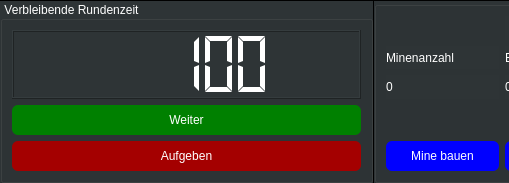
First picture: the form in view/infobar.ui, repository hegerdes/GalaxyFight, before the edit; both pictures show x 0 to 509 and y 0 to 183 of the 1122 by 183 pixel window.
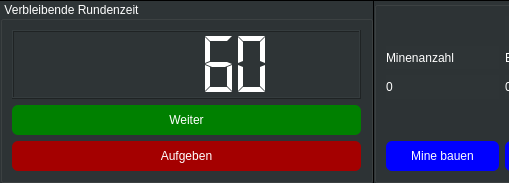
Second picture: the form after the edit.

```diff
--- a/view/infobar.ui
+++ b/view/infobar.ui
@@ -74,8 +74,11 @@
             <property name="segmentStyle">
              <enum>QLCDNumber::Flat</enum>
             </property>
+            <property name="value" stdset="0">
+             <double>60.000000000000000</double>
+            </property>
             <property name="intValue" stdset="0">
-             <number>100</number>
+             <number>60</number>
             </property>
            </widget>
           </item>
```
